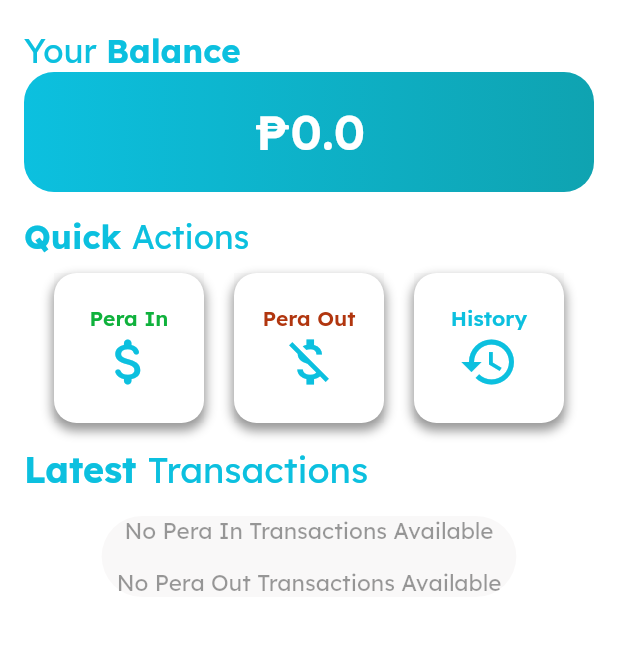
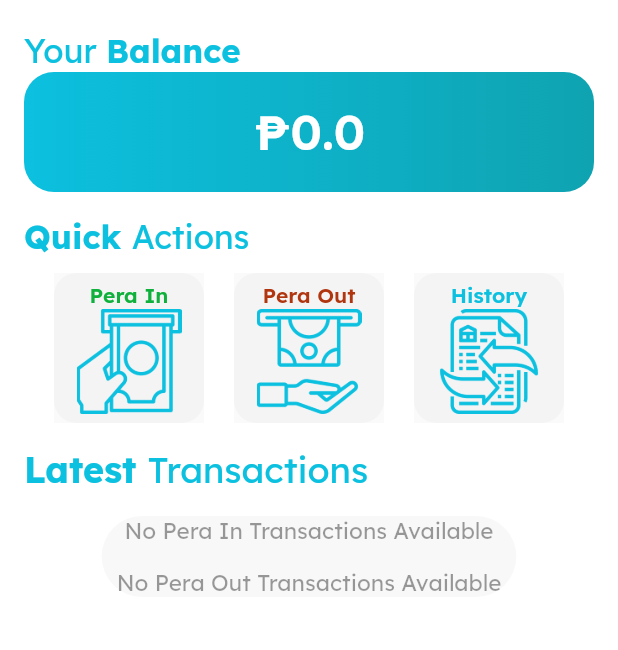
Before and after one commit to Montero-MD/peraplan, a Flutter app: the screen it shows after launch, on a phone screen of 412 x 824 dp, the part 114-764 px from its top. Run offline on Flutter 3.47's test engine with Material 2 defaults, Android fonts, the phone set to English and light mode, and no system bars; our stand-ins replace google_fonts, hive, hive_flutter; accounts and stored records are empty.

Commit message:
updated icons and sizes

```diff
--- a/lib/components/quick_actions.dart
+++ b/lib/components/quick_actions.dart
@@ -29,10 +29,9 @@ class QuickActions extends StatelessWidget {
           children: [
             QuickActionButton(
               text: 'Pera In',
-              icon: Icons.attach_money_rounded, // Replace with the desired icon
-              textStyle: tIn, // Text style for the first button
+              imagePath: 'assets/images/perain.png',
+              textStyle: tIn,
               onPressed: () {
-                // Navigate to the screen for "Pera In"
                 Navigator.of(context).push(MaterialPageRoute(
                   builder: (context) {
                     return const PeraInPage();
@@ -42,10 +41,9 @@ class QuickActions extends StatelessWidget {
             ),
             QuickActionButton(
               text: 'Pera Out',
-              icon: Icons.money_off, // Replace with the desired icon
-              textStyle: tOut, // Text style for the second button
+              imagePath: 'assets/images/peraout.png',
+              textStyle: tOut,
               onPressed: () {
-                // Navigate to the screen for "Pera Out"
                 Navigator.of(context).push(MaterialPageRoute(
                   builder: (context) {
                     return const PeraOutPage();
@@ -55,8 +53,8 @@ class QuickActions extends StatelessWidget {
             ),
             QuickActionButton(
               text: 'History',
-              icon: Icons.history, // Replace with the desired icon
-              textStyle: tCat, // Text style for the third button
+              imagePath: 'assets/images/transaction.png',
+              textStyle: tCat,
               onPressed: () {
                 Navigator.of(context).push(MaterialPageRoute(
                   builder: (context) {
@@ -74,13 +72,13 @@ class QuickActions extends StatelessWidget {
 
 class QuickActionButton extends StatelessWidget {
   final String text;
-  final IconData icon;
+  final String imagePath;
   final TextStyle textStyle;
   final VoidCallback onPressed;
 
   const QuickActionButton({
     required this.text,
-    required this.icon,
+    required this.imagePath,
     required this.textStyle,
     required this.onPressed,
     Key? key,
@@ -91,22 +89,14 @@ class QuickActionButton extends StatelessWidget {
     return GestureDetector(
       onTap: onPressed,
       child: Material(
-        // elevation: 1, // Add a shadow (you can adjust the elevation)
-        // color: Colors.transparent,
         child: Container(
           width: 100, // Adjust the width as needed
           height: 100, // Adjust the height as needed
           // Add spacing between buttons
           decoration: BoxDecoration(
-              borderRadius: BorderRadius.circular(15),
-              color: white,
-              boxShadow: [
-                BoxShadow(
-                    color: dgray,
-                    blurRadius: 5,
-                    spreadRadius: 1,
-                    offset: const Offset(0, 4)),
-              ]),
+            color: lgray, // Set the background color
+            borderRadius: BorderRadius.circular(15.0), // Rounded corners
+          ),
           child: Column(
             mainAxisAlignment: MainAxisAlignment.center,
             children: <Widget>[
@@ -114,10 +104,9 @@ class QuickActionButton extends StatelessWidget {
                 text,
                 style: textStyle, // Set the provided text style
               ),
-              Icon(
-                icon,
-                color: hlblue, // Set icon color
-                size: 40, // Set icon size
+              Image.asset(
+                imagePath,
+                height: 70, // Set image height
               ),
             ],
           ),
```
